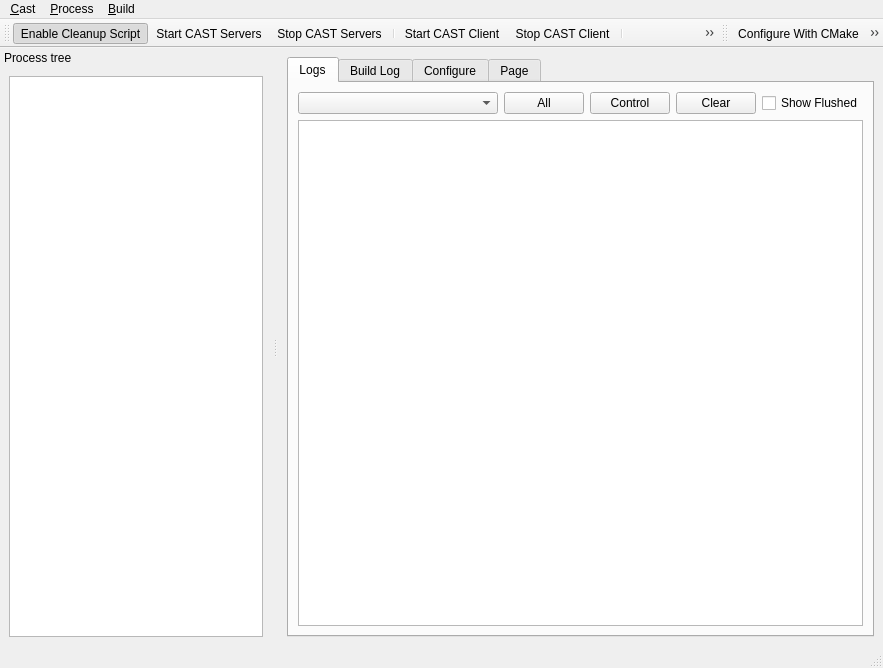
Above: tools/castctrl/trunk/qtui/mainwindow.ui from marc-hanheide/cogx before the change. Below: the same form after it.
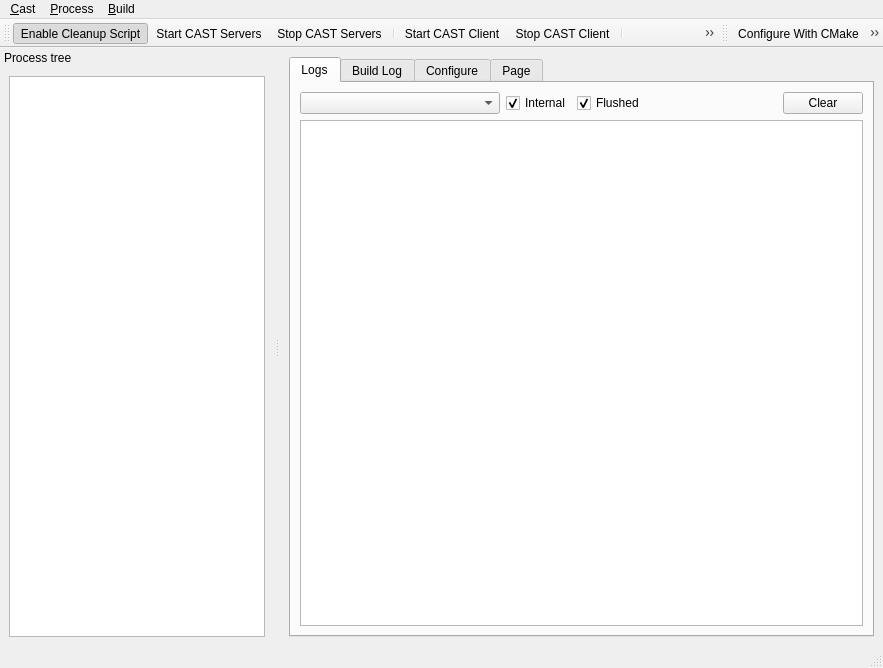
That is the form after the change. Icons and pictures are not drawn.

Diff of the .ui file:
```diff
--- a/tools/castctrl/trunk/qtui/mainwindow.ui
+++ b/tools/castctrl/trunk/qtui/mainwindow.ui
@@ -77,16 +77,22 @@
               </widget>
              </item>
              <item>
-              <widget class="QPushButton" name="btLogViewAll">
+              <widget class="QCheckBox" name="ckShowInternalMsgs">
                <property name="text">
-                <string>All</string>
+                <string>Internal</string>
                </property>
+               <property name="checked">
+                <bool>true</bool>
+               </property>
               </widget>
              </item>
              <item>
-              <widget class="QPushButton" name="btLogViewControl">
+              <widget class="QCheckBox" name="ckShowFlushMsgs">
                <property name="text">
-                <string>Control</string>
+                <string>Flushed</string>
+               </property>
+               <property name="checked">
+                <bool>true</bool>
                </property>
               </widget>
              </item>
@@ -110,13 +116,6 @@
                </property>
               </widget>
              </item>
-             <item>
-              <widget class="QCheckBox" name="ckShowFlushMsgs">
-               <property name="text">
-                <string>Show Flushed</string>
-               </property>
-              </widget>
-             </item>
             </layout>
            </item>
            <item>
```
Left out of the diff: 7 changed lines with no effect on the pictures.
